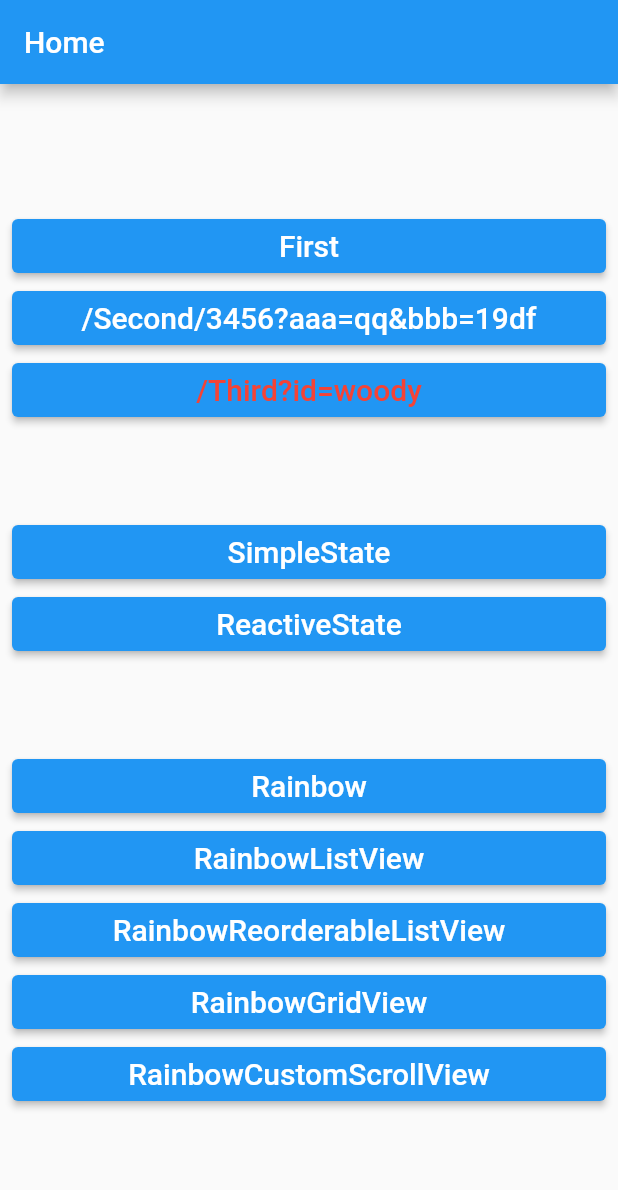
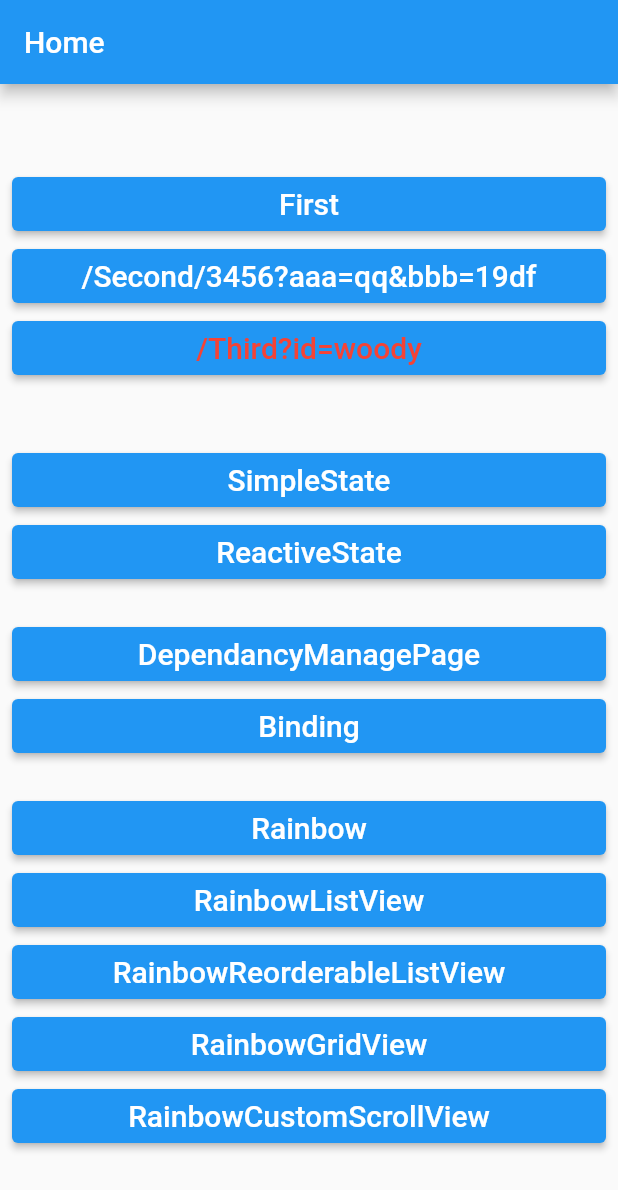
Before and after one commit to nzwgkim/manager, a Flutter app: the screen it shows after launch, on a phone screen of 412 x 824 dp. Shown: the top 1190 px of the screen. Run offline on Flutter 3.47's test engine with Material 2 defaults, Android fonts, the phone set to English and light mode, and no system bars; our stand-ins replace get.

Commit message:
binding 및 GetView 사용하기

```diff
--- a/lib/main.dart
+++ b/lib/main.dart
@@ -1,7 +1,10 @@
 import 'package:flutter/material.dart';
 import 'package:get/get.dart';
+import 'package:manager/pages/dependancy/dependancy_manage_page.dart';
 import 'package:provider/provider.dart';
 
+import 'pages/binding_page.dart';
+import 'pages/dependancy/depandancy_controller.dart';
 import 'pages/first.dart';
 import 'pages/second.dart';
 import 'pages/third.dart';
@@ -36,6 +39,15 @@ class MyHome extends StatelessWidget {
         GetPage(name: '/Second/:param', page: () => const Second()),
         // GetPage(name: '/Second', page: () => const Second()),
         GetPage(name: '/Third', page: () => const Third()),
+        GetPage(
+          name: '/binding',
+          page: () => const BindingPage(),
+          binding: BindingsBuilder(
+            () {
+              Get.put(DependancyController());
+            },
+          ),
+        )
       ],
     );
   }
@@ -103,7 +115,7 @@ class Home extends StatelessWidget {
                   style: style.copyWith(color: Colors.red),
                 )),
             const SizedBox(
-              height: 60,
+              height: 40,
             ),
             ElevatedButton(
                 onPressed: () {
@@ -122,7 +134,26 @@ class Home extends StatelessWidget {
                   style: style.copyWith(color: Colors.white),
                 )),
             const SizedBox(
-              height: 60,
+              height: 20,
+            ),
+            ElevatedButton(
+                onPressed: () {
+                  Get.to(() => const DependancyManagePage());
+                },
+                child: Text(
+                  'DependancyManagePage',
+                  style: style.copyWith(color: Colors.white),
+                )),
+            ElevatedButton(
+                onPressed: () {
+                  Get.toNamed('/binding');
+                },
+                child: Text(
+                  'Binding',
+                  style: style.copyWith(color: Colors.white),
+                )),
+            const SizedBox(
+              height: 20,
             ),
             ElevatedButton(
                 onPressed: () {
--- /dev/null
+++ b/lib/pages/dependancy/depandancy_controller.dart
@@ -0,0 +1,18 @@
+import 'package:get/get.dart';
+
+class DependancyController extends GetxController {
+  static DependancyController get to => Get.find();
+  RxInt _count = 0.obs;
+
+  get count => _count;
+
+  increase() {
+    _count++;
+  }
+
+  @override
+  void onInit() {
+    ever(_count, (callback) => print('ever'));
+    super.onInit();
+  }
+}
```
Also changed, not shown: lib/pages/binding_page.dart (added, +17 -0 lines), lib/pages/dependancy/dependancy_manage_page.dart (added, +69 -0 lines), lib/pages/dependancy/my_get_lazyput.dart (added, +41 -0 lines), lib/pages/dependancy/my_get_put.dart (added, +38 -0 lines).
